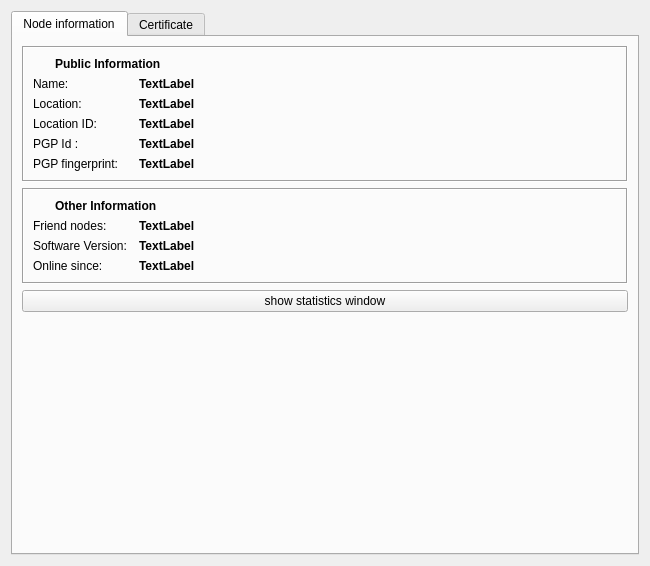
This is retroshare-gui/src/gui/settings/CryptoPage.ui in RetroShare/RetroShare as Qt 5 draws it before an edit. The edited form follows.
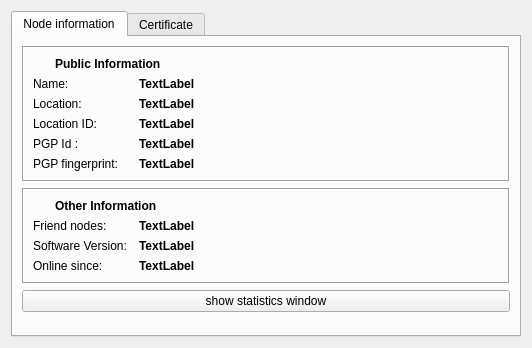
This is the edited form. Icons and pictures are not drawn. Custom widgets are drawn as their Qt base class.

Patch:
```diff
--- a/retroshare-gui/src/gui/settings/CryptoPage.ui
+++ b/retroshare-gui/src/gui/settings/CryptoPage.ui
@@ -6,11 +6,11 @@
    <rect>
     <x>0</x>
     <y>0</y>
-    <width>650</width>
-    <height>566</height>
+    <width>532</width>
+    <height>348</height>
    </rect>
   </property>
-  <layout class="QGridLayout" name="gridLayout_2">
+  <layout class="QGridLayout">
    <item row="0" column="0">
     <widget class="QTabWidget" name="tabWidget">
      <property name="currentIndex">
```
Left out of the diff: 48 changed lines with no effect on the pictures.
